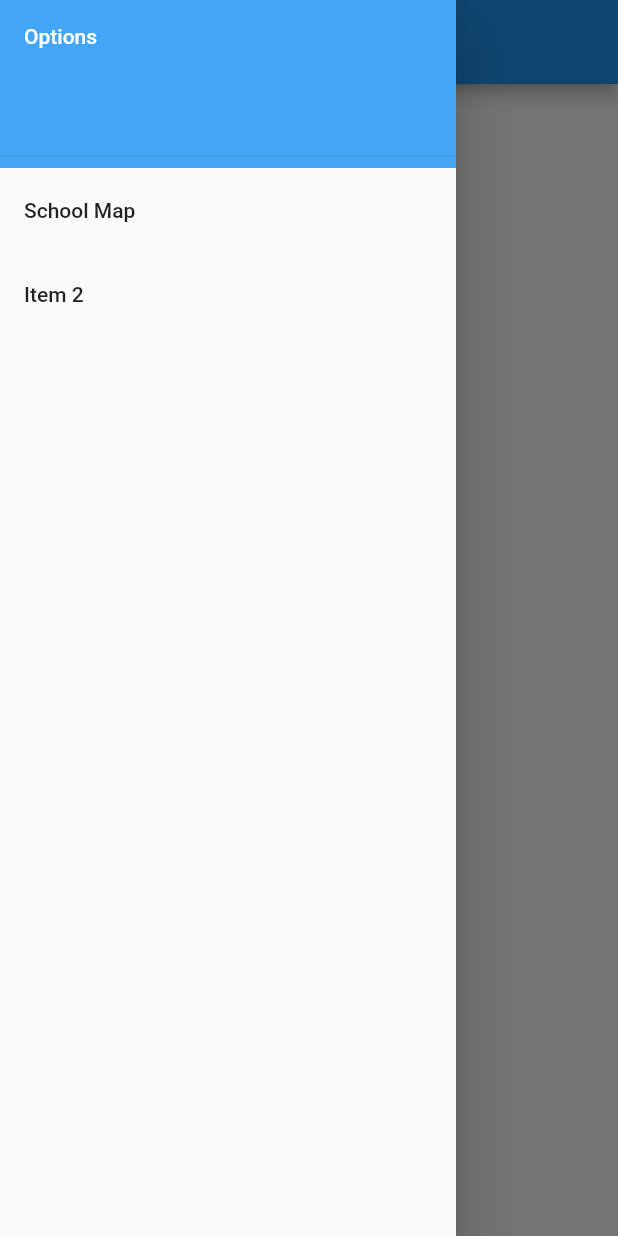
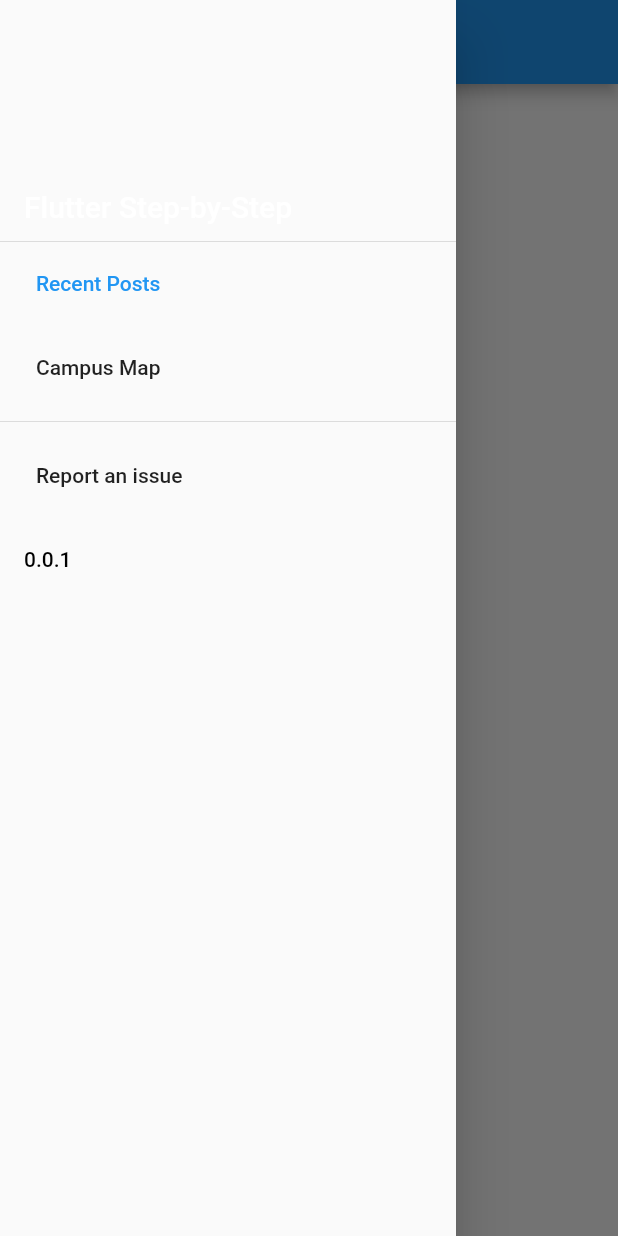
Before and after one commit to innexo/school-app, a Flutter app: the screen it shows after launch, with the side drawer open, on a phone screen of 412 x 824 dp. Run offline on Flutter 3.47's test engine with Material 2 defaults, Android fonts, the phone set to English and light mode, and no system bars.

Commit message:
New layout for navigation

```diff
--- /dev/null
+++ b/lib/app_routes.dart
@@ -0,0 +1,8 @@
+import 'package:school_app/map_page.dart';
+import 'latest_posts.dart';
+
+class Routes {
+  static const String postsDisplayPage = PostDisplay.routeName;
+  static const String campusMap = MapPage.routeName;
+  //static const String notes = NotesPage.routeName;
+}
--- a/lib/post_display.dart
+++ b/lib/latest_posts.dart
@@ -2,8 +2,11 @@ import 'package:flutter/material.dart';
 import 'navbars.dart';
 
 class PostDisplay extends StatefulWidget {
+  static const String routeName = '/';
 
-  PostDisplay({Key key,}) : super(key: key);
+  PostDisplay({
+    Key key,
+  }) : super(key: key);
 
   @override
   _UpdateDisplay createState() => _UpdateDisplay();
@@ -28,8 +31,8 @@ class _UpdateDisplay extends State<PostDisplay> {
   @override
   Widget build(BuildContext context) {
     return Scaffold(
-      appBar: AppBar(title: Text('Placeholder')),
-      drawer: Navbars(),
+      appBar: AppBar(title: Text(ModalRoute.of(context).settings.name)),
+      drawer: AppDrawer(),
     );
   }
 
--- a/lib/main.dart
+++ b/lib/main.dart
@@ -1,5 +1,7 @@
 import 'package:flutter/material.dart';
-import 'post_display.dart';
+import 'package:school_app/latest_posts.dart';
+import 'app_routes.dart';
+import 'map_page.dart';
 
 void main() => runApp(MyApp());
 
@@ -13,7 +15,12 @@ class MyApp extends StatelessWidget {
       theme: ThemeData(
         primaryColor: Colors.blue,
       ),
-      home: PostDisplay(),
+      initialRoute: Routes.postsDisplayPage,
+      routes:  {
+        Routes.postsDisplayPage: (context) => PostDisplay(),
+        Routes.campusMap: (context) => MapPage(),
+        //Routes.notes: (context) => NotesPage(),
+      },
     );
   }
 }
--- a/lib/map_page.dart
+++ b/lib/map_page.dart
@@ -2,15 +2,17 @@ import 'package:flutter/material.dart';
 import 'navbars.dart';
 
 class MapPage extends StatelessWidget {
+  static const String routeName = '/campus-map';
+
   @override
   Widget build(BuildContext context) {
-  return new Scaffold(
-    drawer: Navbars(),
-    appBar: AppBar(title: Text('Campus Map')),
-    body: new Container(
-    height: double.infinity,
-    width: double.infinity,
-    child: new Image.asset("assets/images/Santa_Teresa_High_School_Map.png"),
+    return new Scaffold(
+      appBar: AppBar(title: Text('Campus Map')),
+      drawer: AppDrawer(),
+      body: new Container(
+        height: double.infinity,
+        width: double.infinity,
+        child: new Image.asset("assets/images/Santa_Teresa_High_School_Map.jpeg"),
       )
     );
   }
--- a/lib/navbars.dart
+++ b/lib/navbars.dart
@@ -1,52 +1,94 @@
-import 'package:flutter/foundation.dart';
 import 'package:flutter/material.dart';
-import 'map_page.dart';
 
-class Navbars extends StatelessWidget {
+import 'app_routes.dart';
 
-  Navbars({Key key}) : super(key: key);
-
+class AppDrawer extends StatelessWidget {
   @override
   Widget build(BuildContext context) {
     return Drawer(
       child: ListView(
         padding: EdgeInsets.zero,
         children: <Widget>[
-          Container(
-              height: Theme.of(context).textTheme.body1.fontSize * 8,
-              child: DrawerHeader(
-                child: Text(
-                  'Options',
-                  style: TextStyle(
-                    color: Colors.white,
-                  ),
-                ),
-              ),
-              decoration: BoxDecoration(
-                color: Colors.blue[400],
-              ),
-              margin: EdgeInsets.all(0.0),
-              padding: EdgeInsets.all(0.0)),
-          ListTile(
-            title: Text('School Map'),
+          _createHeader(),
+          _createDrawerItem(
+            text: 'Recent Posts',
             onTap: () {
-              Navigator.push(
-                context,
-                MaterialPageRoute(builder: (context) => MapPage()),
-              );
+              if ((ModalRoute.of(context)
+                  .settings
+                  .name
+                  .endsWith(Routes.postsDisplayPage))) {
+                Navigator.pop(context);
+              } else {
+                Navigator.pushReplacementNamed(
+                    context, Routes.postsDisplayPage);
+              }
             },
+            selected: isSelected(context, Routes.postsDisplayPage),
+          ),
+          _createDrawerItem(
+            text: 'Campus Map',
+            onTap: () {
+              if ((ModalRoute.of(context)
+                  .settings
+                  .name
+                  .endsWith(Routes.campusMap))) {
+                Navigator.pop(context);
+              } else {
+                Navigator.pushReplacementNamed(context, Routes.campusMap);
+              }
+            },
+            selected: isSelected(context, Routes.campusMap),
+          ),
+          Divider(),
+          _createDrawerItem(
+            text: 'Report an issue',
+            onTap: () {},
           ),
           ListTile(
-            title: Text('Item 2'),
-            onTap: () {
-              // Update the state of the app
-              // ...
-              // Then close the drawer
-              Navigator.pop(context);
-            },
+            title: Text(
+              '0.0.1',
+              style: TextStyle(color: (Colors.black)),
+            ),
+            onTap: () {},
           ),
         ],
       ),
     );
   }
+
+  Widget _createHeader() {
+    return DrawerHeader(
+        margin: EdgeInsets.zero,
+        padding: EdgeInsets.zero,
+        child: Stack(children: <Widget>[
+          Positioned(
+              bottom: 12.0,
+              left: 16.0,
+              child: Text("Flutter Step-by-Step",
+                  style: TextStyle(
+                      color: Colors.white,
+                      fontSize: 20.0,
+                      fontWeight: FontWeight.w500))),
+        ]));
+  }
+
+  Widget _createDrawerItem(
+      {String text, GestureTapCallback onTap, bool selected = false}) {
+    return ListTile(
+      selected: selected,
+      title: Row(
+        children: <Widget>[
+          Padding(
+            padding: EdgeInsets.only(left: 8.0),
+            child: Text(text),
+          )
+        ],
+      ),
+      onTap: onTap,
+    );
+  }
+
+  bool isSelected(context, route) {
+    return ModalRoute.of(context).settings.name.endsWith(route);
+  }
 }
--- a/pubspec.yaml
+++ b/pubspec.yaml
@@ -46,7 +46,7 @@ flutter:
   #  - images/a_dot_burr.jpeg
   #  - images/a_dot_ham.jpeg
   assets:
-    - assets/images/Santa_Teresa_High_School_Map.png
+    - assets/images/Santa_Teresa_High_School_Map.jpeg
   # An image asset can refer to one or more resolution-specific "variants", see
   # https://flutter.dev/assets-and-images/#resolution-aware.
 
```
Also changed, not shown: assets/images/Santa_Teresa_High_School_Map.png (deleted).
